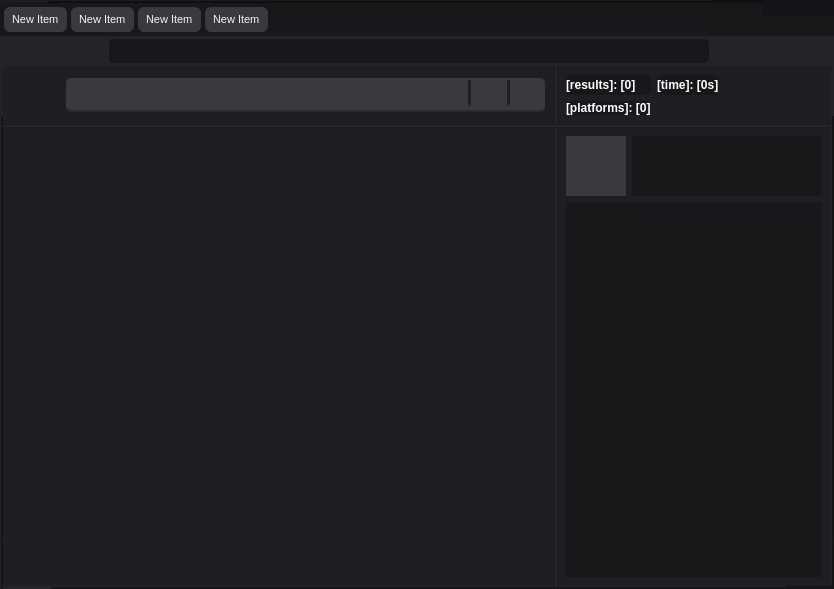
Above: GUI.ui from 69BooM96/Test-Finder before the change. Below: the same form after it.
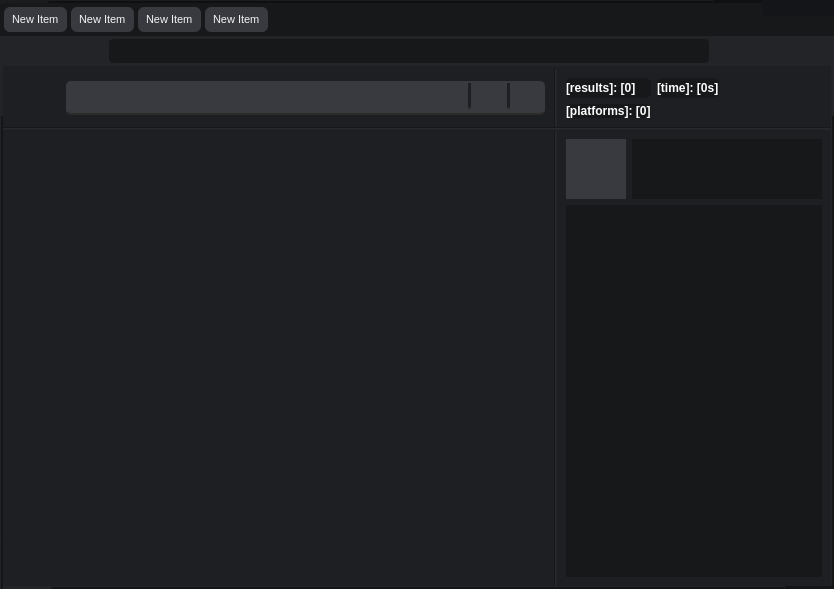
That is the form after the change. The open tabs and pages were chosen to show the change. Icons and pictures are not drawn.

What changed in the file:
```diff
--- a/GUI.ui
+++ b/GUI.ui
@@ -833,7 +833,7 @@
         <property name="spacing">
          <number>0</number>
         </property>
-        <item row="2" column="3">
+        <item row="3" column="3">
          <widget class="QFrame" name="frame_13">
           <property name="sizePolicy">
            <sizepolicy hsizetype="Maximum" vsizetype="Preferred">
@@ -943,7 +943,49 @@
           </layout>
          </widget>
         </item>
-        <item row="0" column="0">
+        <item row="2" column="0" colspan="4">
+         <widget class="Line" name="line_3">
+          <property name="styleSheet">
+           <string notr="true">background-color: rgb(35, 36, 40);</string>
+          </property>
+          <property name="orientation">
+           <enum>Qt::Horizontal</enum>
+          </property>
+         </widget>
+        </item>
+        <item row="3" column="2">
+         <widget class="Line" name="line_6">
+          <property name="styleSheet">
+           <string notr="true">background-color: rgb(35, 36, 40);</string>
+          </property>
+          <property name="orientation">
+           <enum>Qt::Vertical</enum>
+          </property>
+         </widget>
+        </item>
+        <item row="1" column="2">
+         <widget class="Line" name="line_2">
+          <property name="styleSheet">
+           <string notr="true">background-color: rgb(35, 36, 40);</string>
+          </property>
+          <property name="orientation">
+           <enum>Qt::Vertical</enum>
+          </property>
+         </widget>
+        </item>
+        <item row="3" column="0">
+         <widget class="QListWidget" name="listWidget_3">
+          <property name="font">
+           <font>
+            <pointsize>8</pointsize>
+           </font>
+          </property>
+          <property name="frameShape">
+           <enum>QFrame::NoFrame</enum>
+          </property>
+         </widget>
+        </item>
+        <item row="1" column="0">
          <widget class="QFrame" name="frame_9">
           <property name="frameShape">
            <enum>QFrame::NoFrame</enum>
@@ -952,7 +994,44 @@
            <enum>QFrame::Raised</enum>
           </property>
           <layout class="QGridLayout" name="gridLayout_19">
-           <item row="0" column="2">
+           <item row="1" column="1">
+            <spacer name="horizontalSpacer_7">
+             <property name="orientation">
+              <enum>Qt::Horizontal</enum>
+             </property>
+             <property name="sizeType">
+              <enum>QSizePolicy::Fixed</enum>
+             </property>
+             <property name="sizeHint" stdset="0">
+              <size>
+               <width>16</width>
+               <height>0</height>
+              </size>
+             </property>
+            </spacer>
+           </item>
+           <item row="1" column="0">
+            <widget class="QPushButton" name="pushButton_24">
+             <property name="styleSheet">
+              <string notr="true">border-radius: 0px;</string>
+             </property>
+             <property name="text">
+              <string/>
+             </property>
+             <property name="icon">
+              <iconset>
+               <normalon>res/icon.png</normalon>
+              </iconset>
+             </property>
+             <property name="iconSize">
+              <size>
+               <width>38</width>
+               <height>38</height>
+              </size>
+             </property>
+            </widget>
+           </item>
+           <item row="1" column="2">
             <widget class="QFrame" name="frame_10">
              <property name="sizePolicy">
               <sizepolicy hsizetype="Preferred" vsizetype="Maximum">
@@ -1203,47 +1282,10 @@
              </layout>
             </widget>
            </item>
-           <item row="0" column="1">
-            <spacer name="horizontalSpacer_7">
-             <property name="orientation">
-              <enum>Qt::Horizontal</enum>
-             </property>
-             <property name="sizeType">
-              <enum>QSizePolicy::Fixed</enum>
-             </property>
-             <property name="sizeHint" stdset="0">
-              <size>
-               <width>16</width>
-               <height>0</height>
-              </size>
-             </property>
-            </spacer>
-           </item>
-           <item row="0" column="0">
-            <widget class="QPushButton" name="pushButton_24">
-             <property name="styleSheet">
-              <string notr="true">border-radius: 0px;</string>
-             </property>
-             <property name="text">
-              <string/>
-             </property>
-             <property name="icon">
-              <iconset>
-               <normalon>res/icon.png</normalon>
-              </iconset>
-             </property>
-             <property name="iconSize">
-              <size>
-               <width>38</width>
-               <height>38</height>
-              </size>
-             </property>
-            </widget>
-           </item>
           </layout>
          </widget>
         </item>
-        <item row="0" column="3">
+        <item row="1" column="3">
          <widget class="QFrame" name="frame_12">
           <property name="sizePolicy">
            <sizepolicy hsizetype="Fixed" vsizetype="Preferred">
@@ -1362,45 +1404,35 @@
           </layout>
          </widget>
         </item>
-        <item row="1" column="0" colspan="4">
-         <widget class="Line" name="line_3">
-          <property name="styleSheet">
-           <string notr="true">background-color: rgb(35, 36, 40);</string>
+        <item row="0" column="0" colspan="4">
+         <widget class="QProgressBar" name="progressBar">
+          <property name="minimumSize">
+           <size>
+            <width>0</width>
+            <height>3</height>
+           </size>
           </property>
-          <property name="orientation">
-           <enum>Qt::Horizontal</enum>
+          <property name="maximumSize">
+           <size>
+            <width>16777215</width>
+            <height>3</height>
+           </size>
           </property>
-         </widget>
-        </item>
-        <item row="2" column="2">
-         <widget class="Line" name="line_6">
           <property name="styleSheet">
-           <string notr="true">background-color: rgb(35, 36, 40);</string>
+           <string notr="true">QProgressBar {
+    border-radius: 1px;
+}
+
+QProgressBar::chunk {
+    background-color: rgb(86, 88, 94);
+    width: 5px;
+}</string>
           </property>
-          <property name="orientation">
-           <enum>Qt::Vertical</enum>
+          <property name="value">
+           <number>0</number>
           </property>
-         </widget>
-        </item>
-        <item row="0" column="2">
-         <widget class="Line" name="line_2">
-          <property name="styleSheet">
-           <string notr="true">background-color: rgb(35, 36, 40);</string>
-          </property>
-          <property name="orientation">
-           <enum>Qt::Vertical</enum>
-          </property>
-         </widget>
-        </item>
-        <item row="2" column="0">
-         <widget class="QListWidget" name="listWidget_3">
-          <property name="font">
-           <font>
-            <pointsize>8</pointsize>
-           </font>
-          </property>
-          <property name="frameShape">
-           <enum>QFrame::NoFrame</enum>
+          <property name="textVisible">
+           <bool>false</bool>
           </property>
          </widget>
         </item>
```
Left out of the diff: 3 changed lines with no effect on the pictures.
